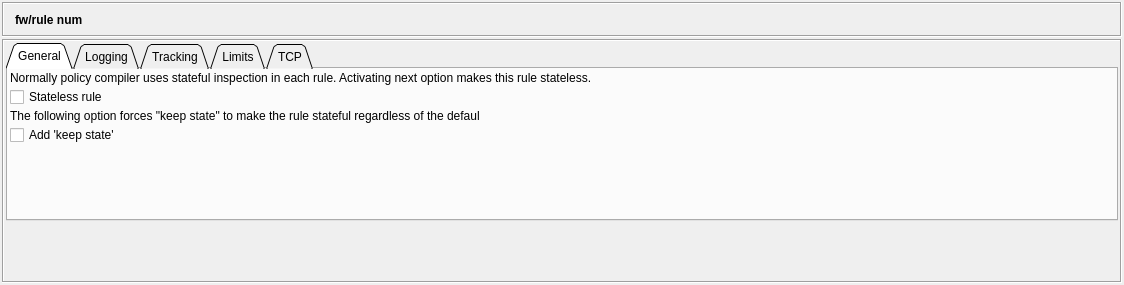
First picture: the form in src/gui/ruleoptionsdialog_q.ui, repository fwbuilder/fwbuilder, before the edit.
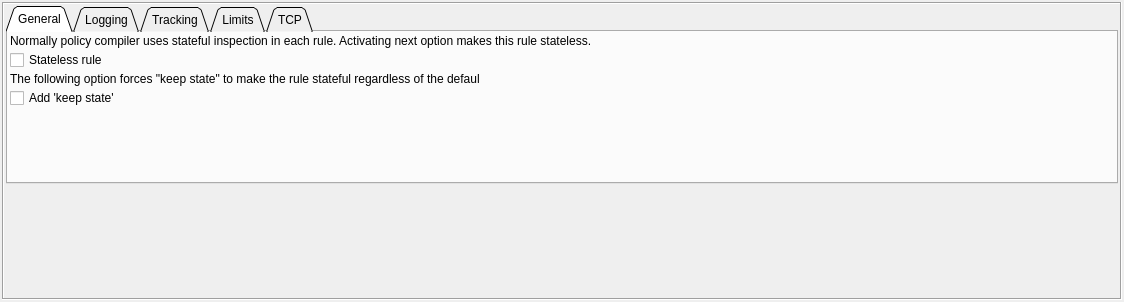
Second picture: the form after the edit. Icons and pictures are not drawn.

Commit message: fixes #491, #501 dialog layout fixes to make them look more consistent, using widget promotion feature in Designer to build stack of editor dialogs in the bottom panel of the main window instead of building them at run time

```diff
--- a/src/gui/ruleoptionsdialog_q.ui
+++ b/src/gui/ruleoptionsdialog_q.ui
@@ -6,7 +6,7 @@
     <x>0</x>
     <y>0</y>
     <width>1124</width>
-    <height>285</height>
+    <height>302</height>
    </rect>
   </property>
   <property name="windowTitle" >
@@ -19,71 +19,6 @@
    <property name="margin" >
     <number>2</number>
    </property>
-   <item>
-    <widget class="QFrame" name="frame3" >
-     <property name="sizePolicy" >
-      <sizepolicy vsizetype="Fixed" hsizetype="Preferred" >
-       <horstretch>0</horstretch>
-       <verstretch>0</verstretch>
-      </sizepolicy>
-     </property>
-     <property name="minimumSize" >
-      <size>
-       <width>16</width>
-       <height>35</height>
-      </size>
-     </property>
-     <property name="autoFillBackground" >
-      <bool>true</bool>
-     </property>
-     <property name="frameShape" >
-      <enum>QFrame::Box</enum>
-     </property>
-     <property name="frameShadow" >
-      <enum>QFrame::Sunken</enum>
-     </property>
-     <layout class="QGridLayout" >
-      <property name="margin" >
-       <number>2</number>
-      </property>
-      <property name="spacing" >
-       <number>2</number>
-      </property>
-      <item row="0" column="1" >
-       <widget class="QLabel" name="editorTitle" >
-        <property name="font" >
-         <font>
-          <weight>75</weight>
-          <bold>true</bold>
-         </font>
-        </property>
-        <property name="text" >
-         <string>fw/rule num</string>
-        </property>
-        <property name="wordWrap" >
-         <bool>false</bool>
-        </property>
-       </widget>
-      </item>
-      <item row="0" column="0" >
-       <widget class="QLabel" name="icon" >
-        <property name="sizePolicy" >
-         <sizepolicy vsizetype="Preferred" hsizetype="Maximum" >
-          <horstretch>0</horstretch>
-          <verstretch>0</verstretch>
-         </sizepolicy>
-        </property>
-        <property name="text" >
-         <string/>
-        </property>
-        <property name="pixmap" >
-         <pixmap resource="MainRes.qrc" >:/Icons/Options</pixmap>
-        </property>
-       </widget>
-      </item>
-     </layout>
-    </widget>
-   </item>
    <item>
     <widget class="QStackedWidget" name="wStack" >
      <property name="sizePolicy" >
```
The commit also changes 49 other files.
